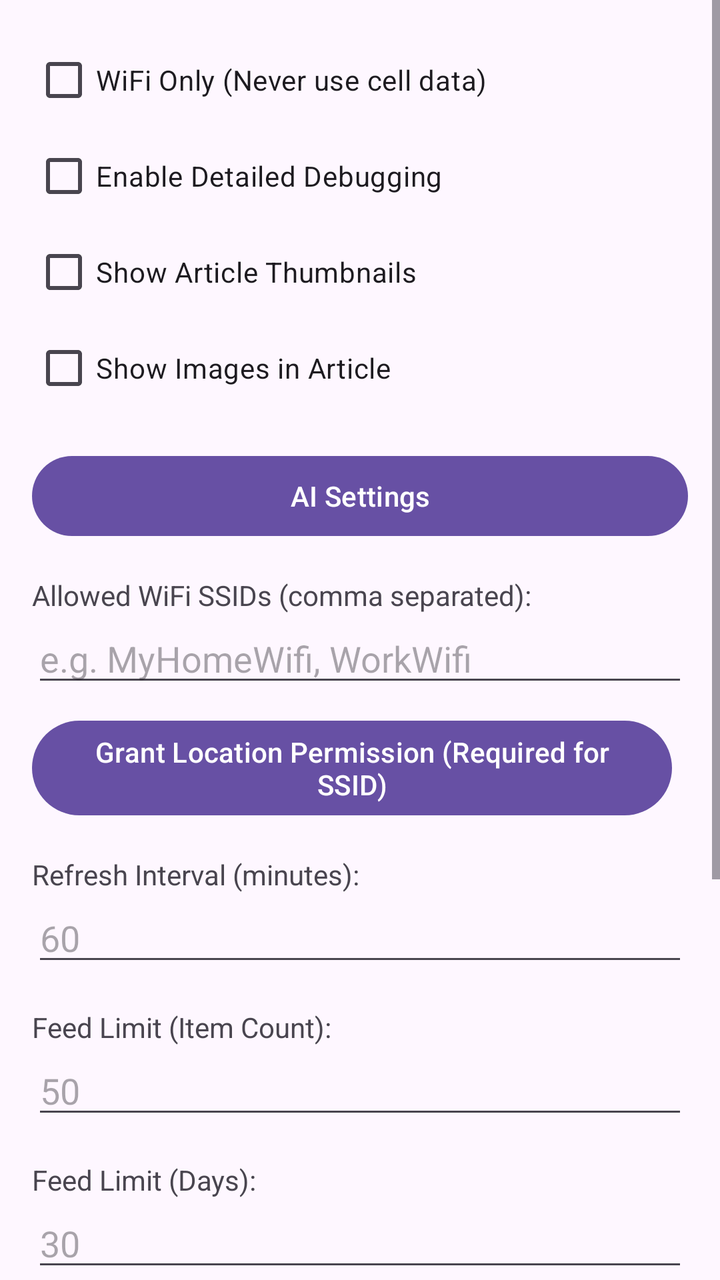
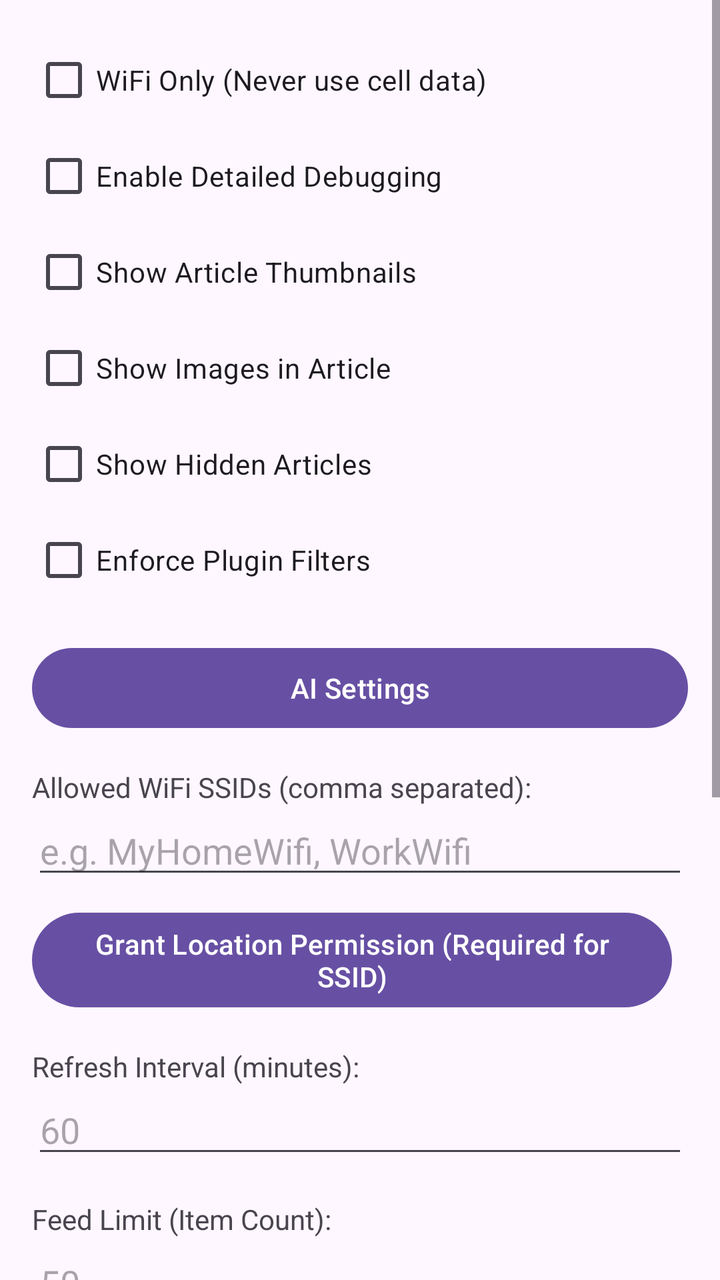

The first picture is an Android layout as it rendered before a commit; the second is the same layout after the commit. The layout source and the unified diff follow.
<!-- AndroidManifest.xml: application theme Theme.OfflineBrowser -->
<!-- res/layout/activity_settings.xml -->
<?xml version="1.0" encoding="utf-8"?>
<ScrollView xmlns:android="http://schemas.android.com/apk/res/android"
    android:layout_width="match_parent"
    android:layout_height="match_parent"
    android:fillViewport="true">

    <LinearLayout
        android:layout_width="match_parent"
        android:layout_height="wrap_content"
        android:orientation="vertical"
        android:padding="16dp">

        <CheckBox
            android:id="@+id/cbWifiOnly"
            android:layout_width="wrap_content"
            android:layout_height="wrap_content"
            android:text="WiFi Only (Never use cell data)" />

        <CheckBox
            android:id="@+id/cbDetailedDebugging"
            android:layout_width="wrap_content"
            android:layout_height="wrap_content"
            android:text="Enable Detailed Debugging" />

        <CheckBox
            android:id="@+id/cbShowArticleThumbnails"
            android:layout_width="wrap_content"
            android:layout_height="wrap_content"
            android:text="Show Article Thumbnails" />

        <CheckBox
            android:id="@+id/cbShowImagesInArticle"
            android:layout_width="wrap_content"
            android:layout_height="wrap_content"
            android:text="Show Images in Article" />

        <Button
            android:id="@+id/btnDownloadLogs"
            android:layout_width="wrap_content"
            android:layout_height="wrap_content"
            android:text="Download Debug Logs"
            android:visibility="gone"
            android:layout_marginTop="8dp"/>

        <Button
            android:id="@+id/btnAiSettings"
            android:layout_width="match_parent"
            android:layout_height="wrap_content"
            android:text="AI Settings"
            android:layout_marginTop="16dp"/>

        <TextView
            android:layout_width="wrap_content"
            android:layout_height="wrap_content"
            android:text="Allowed WiFi SSIDs (comma separated):"
            android:layout_marginTop="16dp"/>

        <EditText
            android:id="@+id/etSsids"
            android:layout_width="match_parent"
            android:layout_height="wrap_content"
            android:hint="e.g. MyHomeWifi, WorkWifi" />

        <Button
            android:id="@+id/btnRequestPerm"
            android:layout_width="wrap_content"
            android:layout_height="wrap_content"
            android:text="Grant Location Permission (Required for SSID)"
            android:layout_marginTop="8dp"/>

        <TextView
            android:layout_width="wrap_content"
            android:layout_height="wrap_content"
            android:text="Refresh Interval (minutes):"
            android:layout_marginTop="16dp"/>

        <EditText
            android:id="@+id/etInterval"
            android:layout_width="match_parent"
            android:layout_height="wrap_content"
            android:inputType="number"
            android:hint="60" />

        <TextView
            android:layout_width="wrap_content"
            android:layout_height="wrap_content"
            android:text="Feed Limit (Item Count):"
            android:layout_marginTop="16dp"/>

        <EditText
            android:id="@+id/etLimitCount"
            android:layout_width="match_parent"
            android:layout_height="wrap_content"
            android:inputType="number"
            android:hint="50" />

        <TextView
            android:layout_width="wrap_content"
            android:layout_height="wrap_content"
            android:text="Feed Limit (Days):"
            android:layout_marginTop="16dp"/>

        <EditText
            android:id="@+id/etLimitDays"
            android:layout_width="match_parent"
            android:layout_height="wrap_content"
            android:inputType="number"
            android:hint="30" />

        <TextView
            android:layout_width="wrap_content"
            android:layout_height="wrap_content"
            android:text="Weather Units:"
            android:layout_marginTop="16dp"/>

        <RadioGroup
            android:id="@+id/rgWeatherUnits"
            android:layout_width="match_parent"
            android:layout_height="wrap_content"
            android:orientation="horizontal">

            <RadioButton
                android:id="@+id/rbMetric"
                android:layout_width="wrap_content"
                android:layout_height="wrap_content"
                android:text="Metric (°C)" />

            <RadioButton
                android:id="@+id/rbImperial"
                android:layout_width="wrap_content"
                android:layout_height="wrap_content"
                android:text="Imperial (°F)"
                android:layout_marginStart="16dp"/>
        </RadioGroup>

        <Button
            android:id="@+id/btnSave"
            android:layout_width="match_parent"
            android:layout_height="wrap_content"
            android:text="Save Settings"
            android:layout_marginTop="24dp"/>

        <LinearLayout
            android:layout_width="match_parent"
            android:layout_height="wrap_content"
            android:orientation="horizontal"
            android:layout_marginTop="16dp"
            android:gravity="center">

            <Button
                android:id="@+id/btnExport"
                android:layout_width="0dp"
                android:layout_height="wrap_content"
                android:layout_weight="1"
                android:text="Backup Config"
                android:layout_marginEnd="4dp"/>

            <Button
                android:id="@+id/btnImport"
                android:layout_width="0dp"
                android:layout_height="wrap_content"
                android:layout_weight="1"
                android:text="Restore Config"
                android:layout_marginStart="4dp"/>
        </LinearLayout>

        <LinearLayout
            android:layout_width="match_parent"
            android:layout_height="wrap_content"
            android:orientation="horizontal"
            android:layout_marginTop="8dp"
            android:gravity="center">

            <Button
                android:id="@+id/btnFullBackup"
                android:layout_width="0dp"
                android:layout_height="wrap_content"
                android:layout_weight="1"
                android:text="Full Backup"
                android:layout_marginEnd="4dp"/>

            <Button
                android:id="@+id/btnFullRestore"
                android:layout_width="0dp"
                android:layout_height="wrap_content"
                android:layout_weight="1"
                android:text="Full Restore"
                android:layout_marginStart="4dp"/>
        </LinearLayout>

    </LinearLayout>
</ScrollView>
<!-- resources referenced by this layout -->
<resources>
  <style name="Theme.OfflineBrowser" parent="Base.Theme.OfflineBrowser" />
  <style name="Base.Theme.OfflineBrowser" parent="Theme.Material3.DayNight.NoActionBar">
          
          
      </style>
</resources>

<!-- the commit's change to res/layout/activity_settings.xml (unified diff, before → after) -->
@@ -34,6 +34,18 @@
             android:layout_height="wrap_content"
             android:text="Show Images in Article" />
 
+        <CheckBox
+            android:id="@+id/cbShowHiddenArticles"
+            android:layout_width="wrap_content"
+            android:layout_height="wrap_content"
+            android:text="Show Hidden Articles" />
+
+        <CheckBox
+            android:id="@+id/cbEnforcePluginFilters"
+            android:layout_width="wrap_content"
+            android:layout_height="wrap_content"
+            android:text="Enforce Plugin Filters" />
+
         <Button
             android:id="@+id/btnDownloadLogs"
             android:layout_width="wrap_content"
